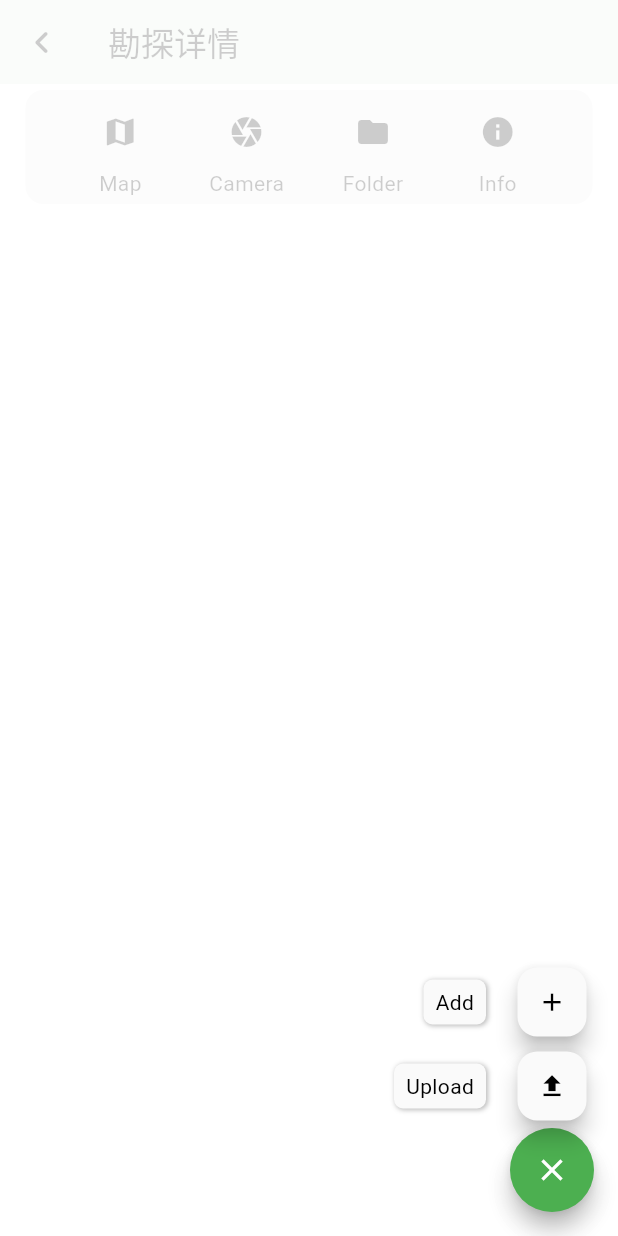
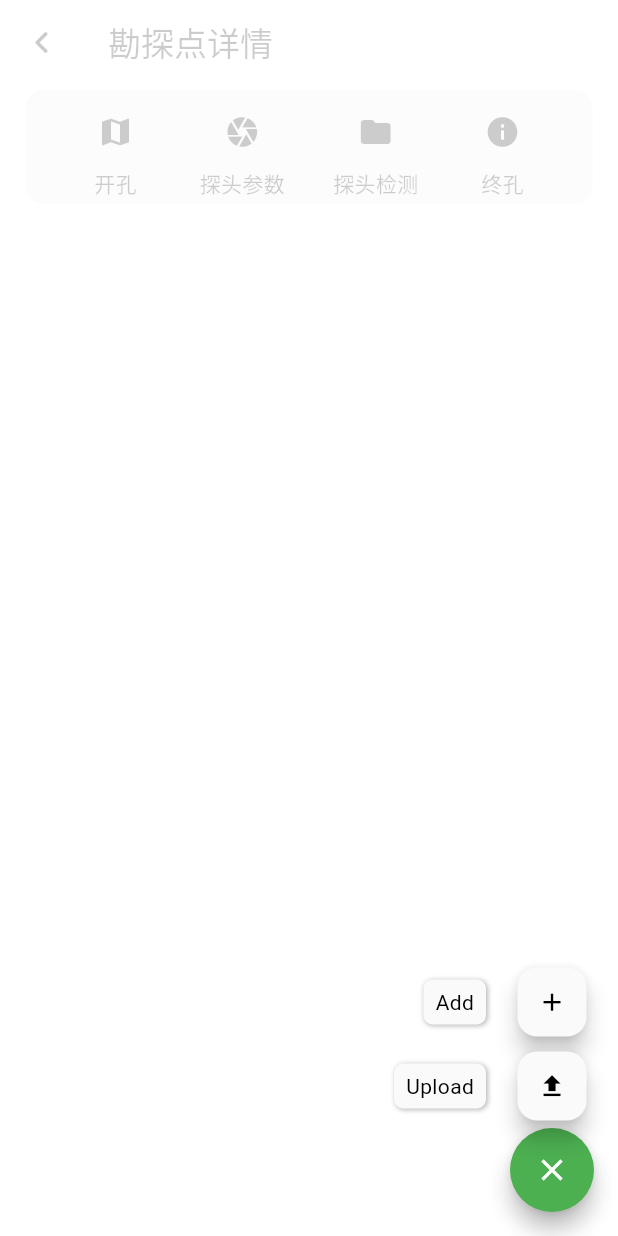
Before and after one commit to RiverTwilight/DrillMate, a Flutter app: the HoleDetailPage screen opened directly, after a tap on the "add" icon, on a phone screen of 412 x 824 dp. Run offline on Flutter 3.47's test engine with Material 2 defaults, Android fonts, the phone set to English and light mode, and no system bars; drawn by our look-alikes of dynamic_color, flutter_speed_dial; our stand-ins replace audioplayers, camera, file_picker, flutter_local_notifications, flutter_markdown, flutter_riverpod and 16 more; missing offline and left inert: dart:ffi, flutter_inappwebview, in_app_purchase_storekit, share_handler, timeline_list; accounts and stored records are empty; generated files the repository leaves out were written again.

```diff
--- a/lib/pages/hole_detail_page.dart
+++ b/lib/pages/point_detail_page.dart
@@ -1,11 +1,4 @@
-import 'dart:async';
-
-import 'package:flutter/rendering.dart';
 import 'package:flutter/material.dart';
-import 'package:hgeology_app/constants.dart';
-import 'package:hgeology_app/pages/transcription.page.dart';
-import 'package:hgeology_app/provider/media_provider.dart';
-import 'package:hgeology_app/utils/speech_recognizer.dart';
 import 'package:hgeology_app/widget/card_base.dart';
 import 'package:hgeology_app/widget/leading_back_button.dart';
 import 'package:flutter_riverpod/flutter_riverpod.dart';
@@ -34,25 +27,24 @@ class _HoleDetailPageState extends ConsumerState<HoleDetailPage> {
         resizeToAvoidBottomInset: true,
         appBar: AppBar(
           leading: const LeadingBackButton(),
-          title: Text("勘探详情"),
+          title: Text("勘探点详情"),
           elevation: 0.0,
-          backgroundColor: Theme.of(context).colorScheme.secondaryContainer,
+          backgroundColor: Theme.of(context).canvasColor,
         ),
         body: Padding(
           padding: const EdgeInsets.symmetric(horizontal: 13.0, vertical: 0),
           child: ListView(
             children: [
-              // Icon buttons with text labels
               CardBase(
                 child: Padding(
                   padding: const EdgeInsets.all(4),
                   child: Row(
                     mainAxisAlignment: MainAxisAlignment.spaceEvenly,
                     children: [
-                      _iconButton(Icons.map, "Map"),
-                      _iconButton(Icons.camera, "Camera"),
-                      _iconButton(Icons.folder, "Folder"),
-                      _iconButton(Icons.info, "Info"),
+                      _iconButton(Icons.map, "开孔", () {}),
+                      _iconButton(Icons.camera, "探头参数", () {}),
+                      _iconButton(Icons.folder, "探头检测", () {}),
+                      _iconButton(Icons.info, "终孔", () {}),
                     ],
                   ),
                 ),
@@ -60,21 +52,18 @@ class _HoleDetailPageState extends ConsumerState<HoleDetailPage> {
             ],
           ),
         ),
-        floatingActionButton:
-            _buildSpeedDial(), // Floating action button with sub-buttons
+        floatingActionButton: _buildSpeedDial(),
       ),
     );
   }
 
-  Widget _iconButton(IconData icon, String label) {
+  Widget _iconButton(IconData icon, String label, void Function() onPressed) {
     return Column(
       mainAxisSize: MainAxisSize.min,
       children: [
         IconButton(
           icon: Icon(icon),
-          onPressed: () {
-            // Add your icon button action here
-          },
+          onPressed: onPressed,
         ),
         Text(label),
       ],
@@ -87,12 +76,12 @@ class _HoleDetailPageState extends ConsumerState<HoleDetailPage> {
       activeIcon: Icons.close,
       children: [
         SpeedDialChild(
-          child: Icon(Icons.upload),
+          child: const Icon(Icons.upload),
           label: 'Upload',
           onTap: () => print('Upload Pressed'),
         ),
         SpeedDialChild(
-          child: Icon(Icons.add),
+          child: const Icon(Icons.add),
           label: 'Add',
           onTap: () => print('Add Pressed'),
         ),
--- a/lib/pages/tabs/contact_tab.dart
+++ b/lib/pages/tabs/contact_tab.dart
@@ -7,11 +7,6 @@ import 'package:hgeology_app/provider/bookmark_provider.dart';
 import 'package:hgeology_app/pages/bookmark_detail_page.dart';
 import 'package:hgeology_app/services/media_controller.dart';
 import 'package:hgeology_app/pages/search_page.dart';
-import 'package:video_player/video_player.dart';
-import 'package:youtube_player_flutter/youtube_player_flutter.dart';
-import 'package:hgeology_app/widget/bilibili_player_flutter/player/bilibili_player.dart';
-import 'package:hgeology_app/models/video.dart';
-import 'package:hgeology_app/gen/strings.g.dart';
 
 class ContactPage extends ConsumerStatefulWidget {
   const ContactPage({super.key});
--- a/lib/pages/tabs/hole_library_tab.dart
+++ b/lib/pages/tabs/hole_library_tab.dart
@@ -5,7 +5,7 @@ import 'package:flutter_riverpod/flutter_riverpod.dart';
 import 'package:hgeology_app/models/hole.dart';
 import 'package:hgeology_app/pages/search_page.dart';
 import 'package:hgeology_app/services/project_service.dart';
-import 'package:hgeology_app/widget/hole_item.dart';
+import 'package:hgeology_app/widget/point_item.dart';
 import 'package:hgeology_app/widget/leading_back_button.dart';
 import 'package:hgeology_app/gen/strings.g.dart';
 
--- a/lib/widget/hole_item.dart
+++ b/lib/widget/point_item.dart
@@ -1,6 +1,6 @@
 import 'package:flutter/material.dart';
 import 'package:hgeology_app/models/hole.dart';
-import 'package:hgeology_app/pages/hole_detail_page.dart';
+import 'package:hgeology_app/pages/point_detail_page.dart';
 import 'package:hgeology_app/widget/outlined_badge.dart';
 
 class HoleItem extends StatefulWidget {
@@ -59,7 +59,7 @@ class _HoleItemState extends State<HoleItem> {
                       fontWeight: FontWeight.bold,
                     ),
                   ),
-                  OutlinedBadge()
+                  const OutlinedBadge()
                 ],
               ),
               const SizedBox(height: 6),
@@ -84,7 +84,7 @@ class _HoleItemState extends State<HoleItem> {
               ),
               const SizedBox(height: 6),
               Text(
-                'Created on: ${widget.hole.createdOn.toIso8601String()}',
+                '创建日期: ${widget.hole.createdOn.toIso8601String()}',
                 style: TextStyle(
                   fontSize: 14,
                   color: Colors.grey,
--- a/pubspec.yaml
+++ b/pubspec.yaml
@@ -109,6 +109,7 @@ flutter:
     uses-material-design: true
     assets:
         - assets/images/
+        - assets/artwork/
         - assets/icons/
         - assets/icons/products/
         - assets/illustrations/
```
Also changed, not shown: lib/pages/form/new_hole_page.dart (added, +154 -0 lines), lib/pages/hole_list_page.dart (+49 -10 lines), lib/pages/new_point_page.dart (renamed from lib/pages/new_hole_page.dart, +4 -7 lines), assets/artwork/blue.jpeg (added).
